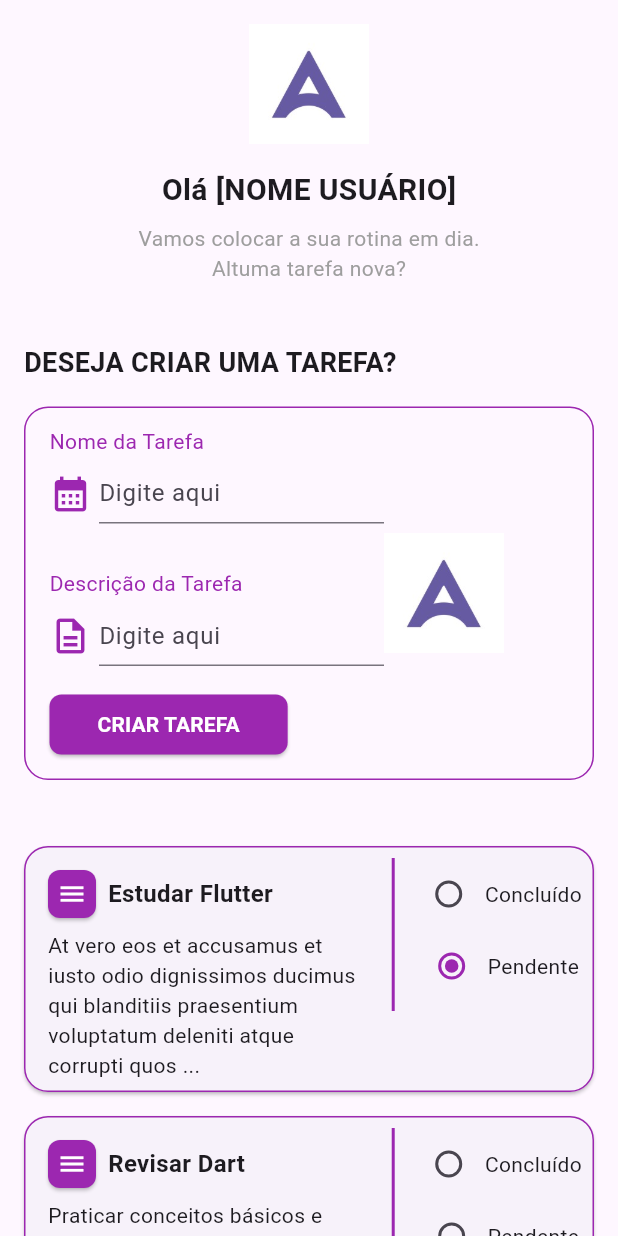
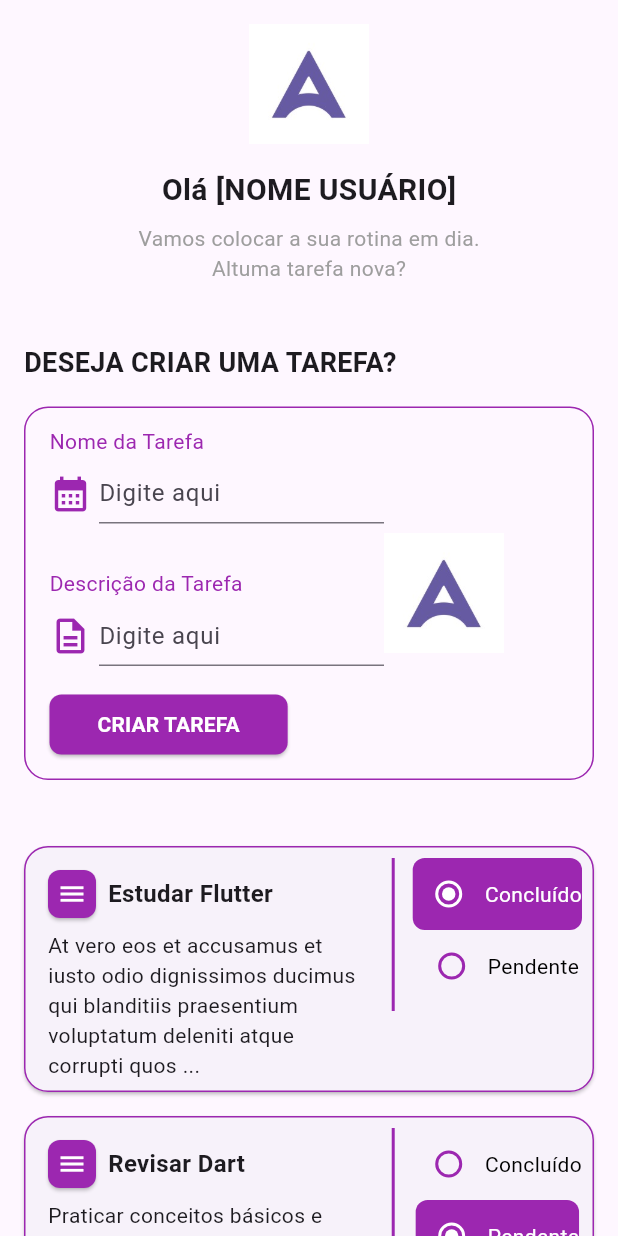
Before and after one commit to hitalloazevedo/bootcamp-atria-mobile, a Flutter app: the screen it shows after launch, on a phone screen of 412 x 824 dp. Run offline on Flutter 3.47's test engine with Material 3 defaults, Android fonts, the phone set to English and light mode, and no system bars.

Commit message:
Finalizando alterações do protótipo

```diff
--- a/lib/inicio.dart
+++ b/lib/inicio.dart
@@ -14,13 +14,13 @@ class _InicioPageState extends State<InicioPage> {
       "dataCriacao": "2024-06-01",
       "descricao":
           "At vero eos et accusamus et iusto odio dignissimos ducimus qui blanditiis praesentium voluptatum deleniti atque corrupti quos dolores et quas molestias excepturi sint occaecati cupiditate non provident, similique sunt in culpa qui officia deserunt mollitia animi, id est laborum et dolorum fuga. Et harum quidem rerum facilis est et expedita distinctio. Nam libero tempore, cum soluta nobis est eligendi optio cumque nihil impedit quo minus id quod maxime placeat facere possimus, omnis voluptas assumenda est, omnis dolor repellendus. Temporibus autem quibusdam et aut officiis debitis aut rerum necessitatibus saepe eveniet ut et voluptates repudiandae sint et molestiae non recusandae. Itaque earum rerum hic tenetur a sapiente delectus, ut aut reiciendis voluptatibus maiores alias consequatur aut perferendis doloribus asperiores repellat. ",
-      "status": "Pendente",
+      "status": "Concluído",
     },
     {
       "nome": "Revisar Dart",
       "dataCriacao": "2024-06-02",
       "descricao": "Praticar conceitos básicos e avançados de Dart.",
-      "status": "Em andamento",
+      "status": "Pendente",
     },
     {
       "nome": "Implementar Login",
@@ -312,27 +312,57 @@ class _TarefaItem extends StatelessWidget {
             // Botões de ação
             Column(
               children: [
-                Row(
+              // Opção "Concluído"
+              Container(
+                decoration: BoxDecoration(
+                color: status == 'Concluído' ? Colors.purple : Colors.transparent,
+                borderRadius: BorderRadius.circular(8),
+                ),
+                child: Row(
                 children: [
                   Radio<String>(
                   value: 'Concluído',
                   groupValue: status,
                   onChanged: (value) {},
-                      activeColor: Colors.purple,
+                  activeColor: Colors.white,
+                  fillColor: MaterialStateProperty.resolveWith<Color>(
+                    (states) => status == 'Concluído' ? Colors.white : Colors.purple,
                   ),
-                    const Text('Concluído'),
+                  ),
+                  Text(
+                  'Concluído',
+                  style: TextStyle(
+                    color: status == 'Concluído' ? Colors.white : Colors.black,
+                  ),
+                  ),
                 ],
                 ),
-                Row(
+              ),
+              // Opção "Pendente"
+              Container(
+                decoration: BoxDecoration(
+                color: status == 'Pendente' ? Colors.purple : Colors.transparent,
+                borderRadius: BorderRadius.circular(8),
+                ),
+                child: Row(
                 children: [
                   Radio<String>(
                   value: 'Pendente',
                   groupValue: status,
                   onChanged: (value) {},
-                      activeColor: Colors.purple,
+                  activeColor: Colors.white,
+                  fillColor: MaterialStateProperty.resolveWith<Color>(
+                    (states) => status == 'Pendente' ? Colors.white : Colors.purple,
                   ),
-                    const Text('Pendente'),
+                  ),
+                  Text(
+                  'Pendente',
+                  style: TextStyle(
+                    color: status == 'Pendente' ? Colors.white : Colors.black,
+                  ),
+                  ),
                 ],
+                ),
               ),
               const SizedBox(height: 8),
               ],
```
Lines whose indentation alone changed are shown as unchanged.
